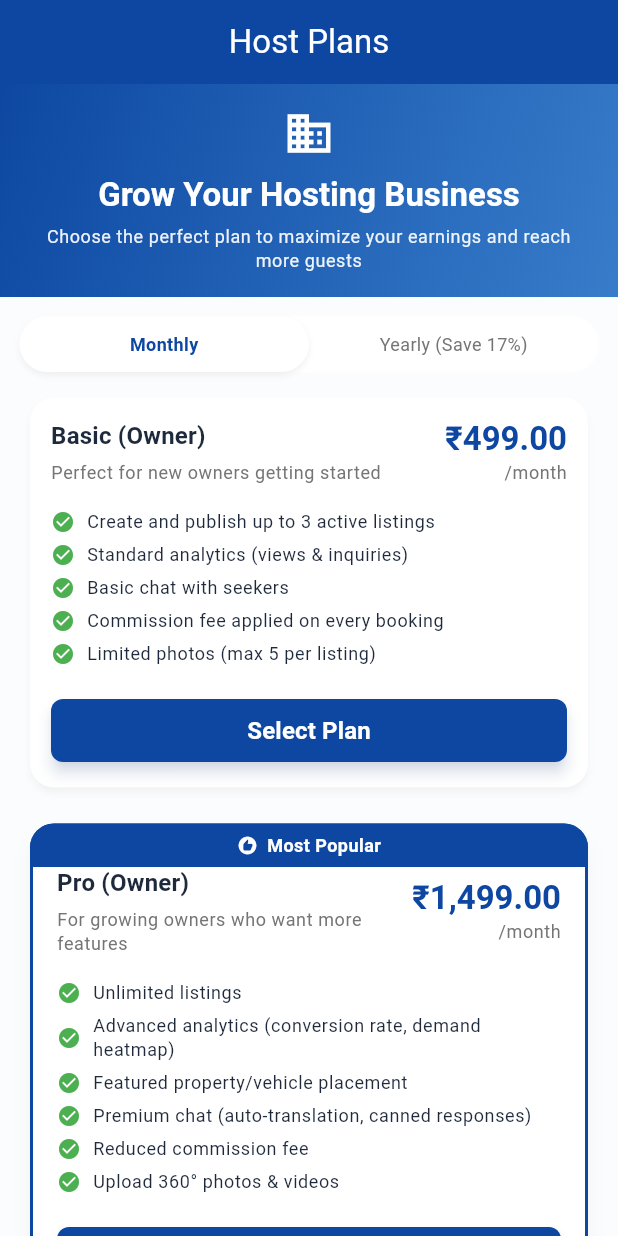
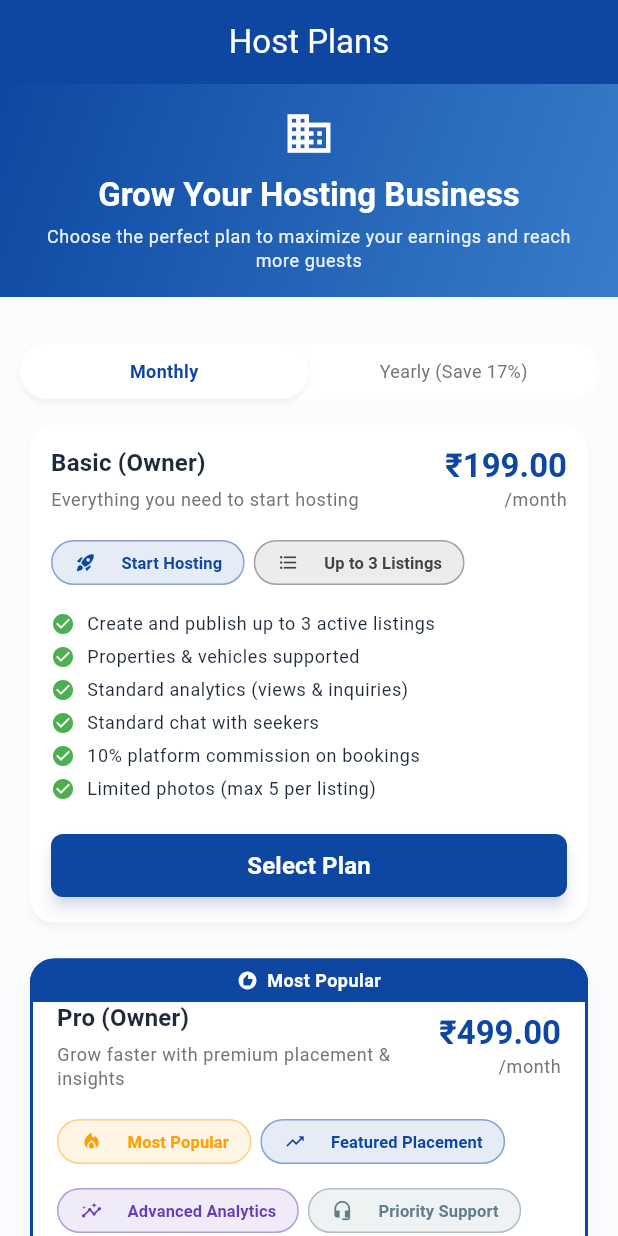
Before and after one commit to ADITYAchhipa/retro, a Flutter app: the SubscriptionPlansScreen screen opened by its route, on a phone screen of 412 x 824 dp. Run offline on Flutter 3.47's test engine with Material 3 defaults, Android fonts, the phone set to English and light mode, and no system bars; our stand-ins replace cached_network_image, file_picker, fl_chart, flutter_local_notifications, flutter_riverpod, flutter_timezone and 13 more; accounts and stored records are empty; generated files the repository leaves out were written again; project files that could hold a hidden picture were left out.

Commit message:
Monetization: Refresh plans + attractive highlights\n\n- Updated plan copy and benefits to reflect latest app features (owners & seekers)\n- Marked Seeker Pro as Most Popular\n- Clarified owner commission tiers (10% basic, 5% pro, 0% elite)\n- Added attractive highlight chips (savings, VIP, global reach, zero commission, priority booking, AI pricing, concierge, etc.)\n- Kept yearly savings indicators and popular badge\n- No backend changes required

```diff
--- a/rentally/lib/features/monetization/subscription_plans_screen.dart
+++ b/rentally/lib/features/monetization/subscription_plans_screen.dart
@@ -20,13 +20,15 @@ class SubscriptionPlansScreen extends ConsumerStatefulWidget {
 class _SubscriptionPlansScreenState extends ConsumerState<SubscriptionPlansScreen> with TickerProviderStateMixin {
   SubscriptionDuration _selectedDuration = SubscriptionDuration.monthly;
   final ScrollController _scrollController = ScrollController();
-  bool _showHeader = true;
-  double _lastScrollOffset = 0.0;
+  final GlobalKey _headerKey = GlobalKey();
+  double _headerMaxHeight = 0.0;
 
   @override
   void initState() {
     super.initState();
     _scrollController.addListener(_onScroll);
+    // Measure header height after first layout
+    WidgetsBinding.instance.addPostFrameCallback((_) => _measureHeader());
   }
 
   @override
@@ -35,37 +37,22 @@ class _SubscriptionPlansScreenState extends ConsumerState<SubscriptionPlansScree
     super.dispose();
   }
 
-  void _onScroll() {
-    if (!_scrollController.hasClients) return;
-
-    final currentOffset = _scrollController.offset;
-
-    // Always show header when near the top
-    if (currentOffset < 30) {
-      if (!_showHeader) {
+  void _measureHeader() {
+    final ctx = _headerKey.currentContext;
+    if (ctx != null) {
+      final h = ctx.size?.height ?? 0.0;
+      if (h > 0.0 && (h - _headerMaxHeight).abs() > 1.0) {
         setState(() {
-          _showHeader = true;
+          _headerMaxHeight = h;
         });
       }
-      _lastScrollOffset = currentOffset;
-      return;
+    }
   }
 
-    final delta = currentOffset - _lastScrollOffset;
-
-    // Lower threshold for more responsive hide/show
-    if (delta.abs() > 5) {
-      // Scrolling down (delta > 0) = hide header, scrolling up (delta < 0) = show header
-      final shouldShow = delta < 0;
-
-      if (shouldShow != _showHeader) {
-        setState(() {
-          _showHeader = shouldShow;
-        });
-      }
-
-      _lastScrollOffset = currentOffset;
-    }
+  void _onScroll() {
+    if (!mounted) return;
+    // Rebuild so header height instantly reflects current scroll offset
+    setState(() {});
   }
 
   @override
@@ -89,23 +76,29 @@ class _SubscriptionPlansScreenState extends ConsumerState<SubscriptionPlansScree
           ? const Center(child: CircularProgressIndicator())
           : Column(
               children: [
-                // Header Section with auto-hide on scroll (collapses space)
-                ClipRect(
-                  child: AnimatedSize(
-                    duration: const Duration(milliseconds: 350),
-                    curve: Curves.easeInOut,
-                    child: Align(
-                      alignment: Alignment.topCenter,
-                      heightFactor: _showHeader ? 1 : 0,
-                      child: AnimatedSlide(
-                        duration: const Duration(milliseconds: 400),
-                        curve: Curves.easeInOutCubicEmphasized,
-                        offset: _showHeader ? Offset.zero : const Offset(0, -0.15),
-                        child: AnimatedOpacity(
-                          duration: const Duration(milliseconds: 300),
-                          curve: Curves.easeOut,
-                          opacity: _showHeader ? 1.0 : 0.0,
+                // Header Section - scroll-synced collapse (matches user scroll speed)
+                Builder(
+                  builder: (context) {
+                    final fallbackMax = isPhone ? 160.0 : 200.0;
+                    final maxH = _headerMaxHeight > 0.0 ? _headerMaxHeight : fallbackMax;
+                    final offset = _scrollController.hasClients ? _scrollController.offset : 0.0;
+                    // Slight resistance: header collapses a bit slower than scroll
+                    const resistance = 0.9;
+                    final effectiveOffset = offset * resistance;
+                    final currentH = (maxH - effectiveOffset).clamp(0.0, maxH);
+                    final opacity = maxH <= 0.0 ? 1.0 : (currentH / maxH);
+                    if (currentH <= 0.0) {
+                      return const SizedBox.shrink();
+                    }
+                    return ClipRect(
+                      child: SizedBox(
+                        height: currentH,
+                        child: Opacity(
+                          opacity: opacity,
+                          child: SingleChildScrollView(
+                            physics: const NeverScrollableScrollPhysics(),
                             child: Container(
+                              key: _headerKey,
                               width: double.infinity,
                               padding: EdgeInsets.all(isPhone ? 16 : 24),
                               decoration: BoxDecoration(
@@ -119,6 +112,8 @@ class _SubscriptionPlansScreenState extends ConsumerState<SubscriptionPlansScree
                                 ),
                               ),
                               child: Column(
+                                mainAxisSize: MainAxisSize.min,
+                                crossAxisAlignment: CrossAxisAlignment.center,
                                 children: [
                                   Icon(
                                     widget.isHost ? Icons.business : Icons.star,
@@ -152,7 +147,8 @@ class _SubscriptionPlansScreenState extends ConsumerState<SubscriptionPlansScree
                           ),
                         ),
                       ),
-                  ),
+                    );
+                  },
                 ),
 
                 // Duration Toggle
@@ -226,6 +222,92 @@ class _SubscriptionPlansScreenState extends ConsumerState<SubscriptionPlansScree
                   ),
                 ),
               ],
+            ),
+    );
+  }
+
+  Widget _buildPlanHighlights(SubscriptionPlan plan) {
+    final theme = Theme.of(context);
+    final isPhone = MediaQuery.sizeOf(context).width < 600;
+    final planId = plan.id;
+
+    // Compute yearly savings chip when applicable
+    final annualIfMonthly = plan.monthlyPrice * 12;
+    final yearlySavings = ((annualIfMonthly - plan.yearlyPrice).clamp(0, double.infinity)) as double;
+    final yearlySavingsPct = annualIfMonthly > 0 ? ((yearlySavings / annualIfMonthly) * 100).round() : 0;
+
+    List<Widget> chips = [];
+
+    void addChip(IconData icon, String label, Color color) {
+      chips.add(
+        Chip(
+          visualDensity: VisualDensity.compact,
+          avatar: Icon(icon, size: isPhone ? 14 : 16, color: color),
+          label: Text(
+            label,
+            style: TextStyle(
+              color: color,
+              fontWeight: FontWeight.w700,
+              fontSize: isPhone ? 11 : 12,
+            ),
+          ),
+          backgroundColor: color.withOpacity(0.10),
+          shape: StadiumBorder(side: BorderSide(color: color.withOpacity(0.25))),
+          padding: EdgeInsets.symmetric(horizontal: isPhone ? 6 : 8),
+        ),
+      );
+    }
+
+    // Popular tag
+    if (plan.isPopular) {
+      addChip(Icons.local_fire_department, 'Most Popular', Colors.amber.shade700);
+    }
+
+    // Yearly savings chip when on yearly toggle
+    if (_selectedDuration == SubscriptionDuration.yearly && yearlySavings > 0) {
+      addChip(Icons.savings, 'Save $yearlySavingsPct% yearly', Colors.green.shade700);
+    }
+
+    // Owner plans
+    if (planId.startsWith('host_')) {
+      if (planId.contains('elite')) {
+        addChip(Icons.monetization_on_outlined, 'Zero Commission', Colors.teal.shade700);
+        addChip(Icons.public, 'Global Reach', Colors.indigo.shade700);
+        addChip(Icons.smart_toy, 'AI Pricing', Colors.purple.shade700);
+        addChip(Icons.support_agent, 'Concierge Support', Colors.orange.shade700);
+      } else if (planId.contains('pro')) {
+        addChip(Icons.trending_up, 'Featured Placement', theme.colorScheme.primary);
+        addChip(Icons.insights, 'Advanced Analytics', Colors.deepPurple);
+        addChip(Icons.headset_mic, 'Priority Support', Colors.blueGrey);
+      } else {
+        addChip(Icons.rocket_launch, 'Start Hosting', theme.colorScheme.primary);
+        addChip(Icons.format_list_bulleted, 'Up to 3 Listings', Colors.grey.shade800);
+      }
+    }
+
+    // Seeker plans
+    if (planId.startsWith('seeker_')) {
+      if (planId.contains('elite')) {
+        addChip(Icons.workspace_premium, 'VIP Access', Colors.amber.shade800);
+        addChip(Icons.support_agent, 'Concierge', Colors.orange.shade700);
+        addChip(Icons.event_available, 'Free Cancellation Window', Colors.green.shade700);
+      } else if (planId.contains('pro')) {
+        addChip(Icons.local_offer, 'Best Value', Colors.pink.shade600);
+        addChip(Icons.speed, 'Priority Booking', Colors.blue.shade700);
+        addChip(Icons.recommend, 'Smart Recommendations', Colors.deepPurple);
+      } else {
+        addChip(Icons.explore, 'Essential Access', Colors.grey.shade800);
+      }
+    }
+
+    if (chips.isEmpty) return const SizedBox.shrink();
+
+    return Align(
+      alignment: Alignment.centerLeft,
+      child: Wrap(
+        spacing: isPhone ? 6 : 8,
+        runSpacing: isPhone ? 6 : 8,
+        children: chips,
       ),
     );
   }
@@ -396,6 +478,10 @@ class _SubscriptionPlansScreenState extends ConsumerState<SubscriptionPlansScree
                   ),
 
                   SizedBox(height: isPhone ? 14 : 20),
+
+                  // Highlights
+                  _buildPlanHighlights(plan),
+                  SizedBox(height: isPhone ? 10 : 14),
 
                   // Features List
                   ...plan.features.map((feature) => Padding(
--- a/rentally/lib/services/monetization_service.dart
+++ b/rentally/lib/services/monetization_service.dart
@@ -235,14 +235,15 @@ class MonetizationService extends StateNotifier<MonetizationState> {
         id: 'host_basic',
         tier: SubscriptionTier.basic,
         name: 'Basic (Owner)',
-        description: 'Perfect for new owners getting started',
-        monthlyPrice: 499,
-        yearlyPrice: 4990,
+        description: 'Everything you need to start hosting',
+        monthlyPrice: 199,
+        yearlyPrice: 1990,
         features: [
           'Create and publish up to 3 active listings',
+          'Properties & vehicles supported',
           'Standard analytics (views & inquiries)',
-          'Basic chat with seekers',
-          'Commission fee applied on every booking',
+          'Standard chat with seekers',
+          '10% platform commission on bookings',
           'Limited photos (max 5 per listing)',
         ],
       ),
@@ -250,33 +251,34 @@ class MonetizationService extends StateNotifier<MonetizationState> {
         id: 'host_pro',
         tier: SubscriptionTier.pro,
         name: 'Pro (Owner)',
-        description: 'For growing owners who want more features',
-        monthlyPrice: 1499,
-        yearlyPrice: 14990,
+        description: 'Grow faster with premium placement & insights',
+        monthlyPrice: 499,
+        yearlyPrice: 4990,
         isPopular: true,
         features: [
           'Unlimited listings',
           'Advanced analytics (conversion rate, demand heatmap)',
           'Featured property/vehicle placement',
           'Premium chat (auto-translation, canned responses)',
-          'Reduced commission fee',
+          'Reduced commission fee (5%)',
           'Upload 360° photos & videos',
+          'Priority support',
         ],
       ),
       const SubscriptionPlan(
         id: 'host_elite',
         tier: SubscriptionTier.elite,
         name: 'Elite (Owner)',
-        description: 'Maximum features for professional owners',
-        monthlyPrice: 4999,
-        yearlyPrice: 49990,
+        description: 'Zero commission. Global reach. Concierge support.',
+        monthlyPrice: 999,
+        yearlyPrice: 9990,
         features: [
           'All Pro features +',
           'Zero commission on bookings (flat subscription model)',
           'Global promotion across countries',
           'Auto currency conversion',
           'Access to premium AI pricing optimizer',
-          'Dedicated account manager',
+          'Dedicated account manager & priority support',
           'Unlock Seeker premium features',
         ],
       ),
@@ -285,7 +287,7 @@ class MonetizationService extends StateNotifier<MonetizationState> {
         id: 'seeker_basic',
         tier: SubscriptionTier.basic,
         name: 'Basic (Seeker)',
-        description: 'Start exploring and booking',
+        description: 'Explore listings and start booking',
         monthlyPrice: 0,
         yearlyPrice: 0,
         features: [
@@ -300,9 +302,10 @@ class MonetizationService extends StateNotifier<MonetizationState> {
         id: 'seeker_pro',
         tier: SubscriptionTier.pro,
         name: 'Pro (Seeker)',
-        description: 'Enhanced search and booking experience',
+        description: 'Book faster with smarter search & perks',
         monthlyPrice: 99,
         yearlyPrice: 990,
+        isPopular: true,
         features: [
           'Unlimited saved searches',
           'Priority booking (faster confirmation)',
@@ -316,7 +319,7 @@ class MonetizationService extends StateNotifier<MonetizationState> {
         id: 'seeker_elite',
         tier: SubscriptionTier.elite,
         name: 'Elite (Seeker)',
-        description: 'VIP experience with concierge and early access',
+        description: 'VIP access, concierge assistance & best deals',
         monthlyPrice: 299,
         yearlyPrice: 2990,
         features: [
```
Also changed, not shown: 1 other file. Lines whose indentation alone changed are shown as unchanged.
